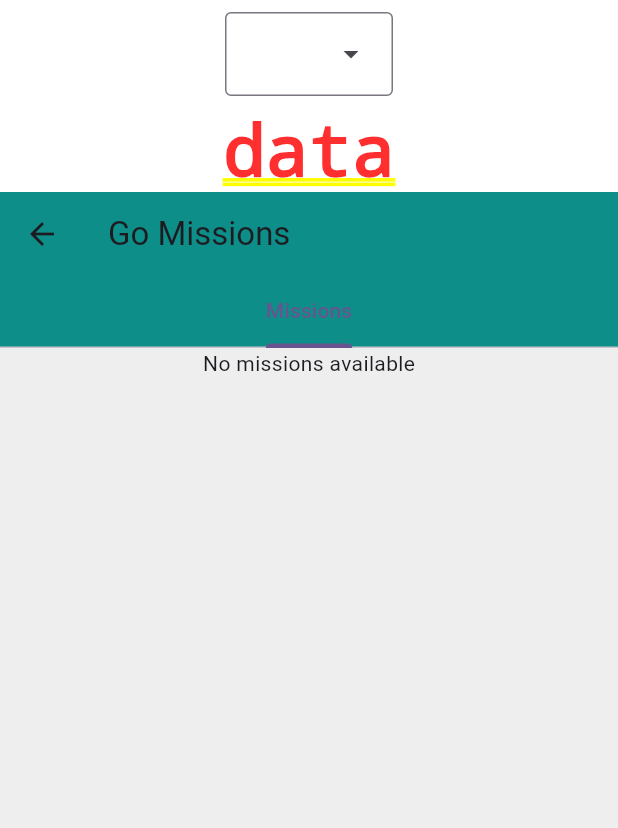
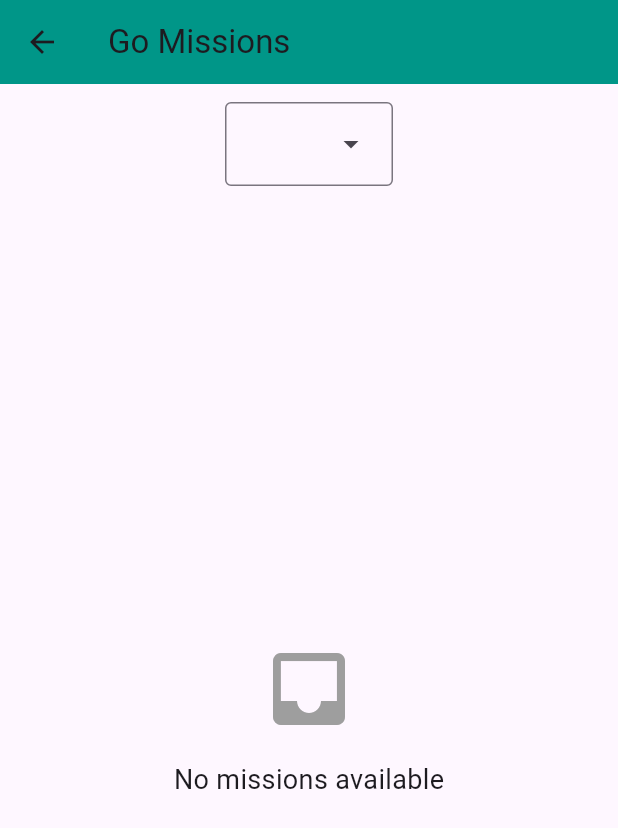
Before and after one commit to ksandeleon/app-go-parent, a Flutter app: the MissionScreen screen opened by its route, on a phone screen of 412 x 824 dp. Shown: the top 828 px of the screen. Run offline on Flutter 3.47's test engine with Material 3 defaults, Android fonts, the phone set to English and light mode, and no system bars; our stand-ins replace firebase_auth, firebase_core, fl_chart, get, image_picker, lottie and 4 more; missing offline and left inert: bitsdojo_window, email_otp, flutter_easy_faq, mailer; accounts and stored records are empty; network calls fail.

Commit message:
mission frontend logic reimagined

```diff
--- a/lib/screens/mission_page/mission_screen.dart
+++ b/lib/screens/mission_page/mission_screen.dart
@@ -32,12 +32,12 @@ class _MissionScreenState extends State<MissionScreen> {
 
 
 
-
   @override
   void initState() {
     super.initState();
     _initializeMissionBrain();
   }
+
 
   Future<void> _initializeMissionBrain() async {
     sqfliteFfiInit();
@@ -55,10 +55,6 @@ class _MissionScreenState extends State<MissionScreen> {
 
     await _loadMissions();
     await  _fetchBabiesAndSetupDropdown();
-  }
-
-  void printFunc (){
-    print("printFunc");
   }
 
 
@@ -95,6 +91,7 @@ class _MissionScreenState extends State<MissionScreen> {
     }
   }
 
+
   Future<void> _fetchMissions() async {
     if (_selectedBabyAge == null) return;
 
@@ -111,6 +108,7 @@ class _MissionScreenState extends State<MissionScreen> {
       setState(() => _isLoading = false);
     }
   }
+
 
   Future<void> _loadMissions() async {
     setState(() {
@@ -130,14 +128,6 @@ class _MissionScreenState extends State<MissionScreen> {
   }
 
 
-
-//experiments below until build
-
-//use usersession to update
-
-
-
-
   // void _completeMission(int missionIndex) {
   //   setState(() {
   //     _missionCompleted[missionIndex] = true;
@@ -147,11 +137,17 @@ class _MissionScreenState extends State<MissionScreen> {
 
   @override
   Widget build(BuildContext context) {
-    return Column(
+    return Scaffold(
+      appBar: AppBar(
+        title: const Text('Go Missions'),
+        backgroundColor: Colors.teal,
+      ),
+      body: _isLoading
+        ? Center(child: CircularProgressIndicator())
+        : Column(
             children: [
-
               Padding(
-                padding: const EdgeInsets.all(8.0),
+                padding: const EdgeInsets.all(12.0),
                 child: DropdownMenu<int>(
                   dropdownMenuEntries: dropdownItems,
                   initialSelection: _selectedBabyAge,
@@ -162,117 +158,55 @@ class _MissionScreenState extends State<MissionScreen> {
                 ),
               ),
 
-        Text("data"),
               Expanded(
-          child: DefaultTabController(
-            length: 1,
-            child: Scaffold(
-              backgroundColor: Colors.grey[200],
-              appBar: AppBar(
-                elevation: 8,
-                backgroundColor: Colors.teal,
-                title: const Text('Go Missions'),
-                bottom: const TabBar(
-                  tabs: [
-                    Tab(text: 'Missions'),
+                child: _missions.isEmpty
+                  ? Center(
+                      child: Column(
+                        mainAxisAlignment: MainAxisAlignment.center,
+                        children: [
+                          Icon(Icons.inbox, size: 64, color: Colors.grey),
+                          const SizedBox(height: 16),
+                          const Text('No missions available', style: TextStyle(fontSize: 18)),
                         ],
                       ),
-              ),
-              body: _isLoading
-                ? Center(child: CircularProgressIndicator())
-                : TabBarView(
-                    children: [
-                      Column(
-                        children: [
-                          _missions.isEmpty
-                              ? const Center(child: Text('No missions available'))
+                    )
                   :
-                              MissionList(
-                                onPhotoSubmit: () => _missionBrain.completeMissionWithPhoto(1),
-                                // onPhotoSubmit: () => printFunc(),
-                                missions: _missions
-                              )
-                        ],
-                      ),
-                    ],
-                  ),
-            ),
-          ),
 
-        ),
-      ],
-    );
-  }
-}
-
-
-
-
-
-
-
-class MissionList extends StatelessWidget {
-  final List<MissionModel> missions;
-  final void Function() onPhotoSubmit;
-
-  const MissionList({
-    Key? key,
-    required this.missions,
-    required this.onPhotoSubmit,
-
-  }) : super(key: key);
-
-  @override
-  Widget build(BuildContext context) {
-    // Add this debug print
-    print("Building MissionList with ${missions.length} missions");
-
-    if (missions.isEmpty) {
-      return const Center(
-        child: Text('No missions available'),
-      );
-    }
-
-    return Expanded(
-
-      child: ListView.builder(
-        itemCount: missions.length,
+                  ListView.builder(
+                          itemCount: _missions.length,
                           itemBuilder: (context, index) {
-          final mission = missions[index];
+                            final mission = _missions[index];
                             if (mission == null) {
                               print("Null mission at index $index");
                               return const SizedBox.shrink();
                             }
-
                             return Card(
                               elevation: 6,
                               shape: RoundedRectangleBorder(
-            borderRadius: BorderRadius.circular(20), ),
+                                borderRadius: BorderRadius.circular(20),
+                              ),
                               margin: const EdgeInsets.all(10.0),
-
                               child: Padding(
                                 padding: const EdgeInsets.all(12.0),
                                 child: Column(
                                   crossAxisAlignment: CrossAxisAlignment.start,
                                   children: [
-
                                     ListTile(
-                    title: Text(mission.title ,
+                                      title: Text(
+                                        mission.title,
                                         style: const TextStyle(
                                           fontWeight: FontWeight.bold,
                                           fontSize: 18,
                                         ),
                                       ),
-                    subtitle: Text(mission.content,
+                                      subtitle: Text(
+                                        mission.content,
                                         style: const TextStyle(
                                           color: Colors.black87,
-                    fontSize: 16,), ),
-                    // // trailing: Icon(
-                    // //   missi ? Icons.circle_outlined : Icons.check_circle ,
-                    // //   color: mission.isCompleted ? Colors.green : Colors.grey,
-                    // ),
+                                          fontSize: 16,
                                         ),
-
+                                      ),
+                                    ),
                                     const SizedBox(width: 10),
                                     ElevatedButton.icon(
                                       style: ElevatedButton.styleFrom(
@@ -281,20 +215,27 @@ class MissionList extends StatelessWidget {
                                           borderRadius: BorderRadius.circular(10),
                                         ),
                                       ),
-                      onPressed: () => onPhotoSubmit(),
-                      icon: const Icon(Icons.camera_alt, color: Colors.white,),
-                      label: const Text('Submit Photo',  style: TextStyle(color: Colors.white),),
+                                      onPressed: () =>
+                                          _missionBrain.completeMissionWithPhoto(1),
+                                      icon: const Icon(
+                                        Icons.camera_alt,
+                                        color: Colors.white,
                                       ),
-
+                                      label: const Text(
+                                        'Submit Photo',
+                                        style: TextStyle(color: Colors.white),
+                                      ),
+                                    ),
                                   ],
                                 ),
                               ),
                             );
                           },
                         ),
+
+              ),
+            ],
+          ),
     );
   }
-
-
-
 }
```
Lines whose indentation alone changed are shown as unchanged.
